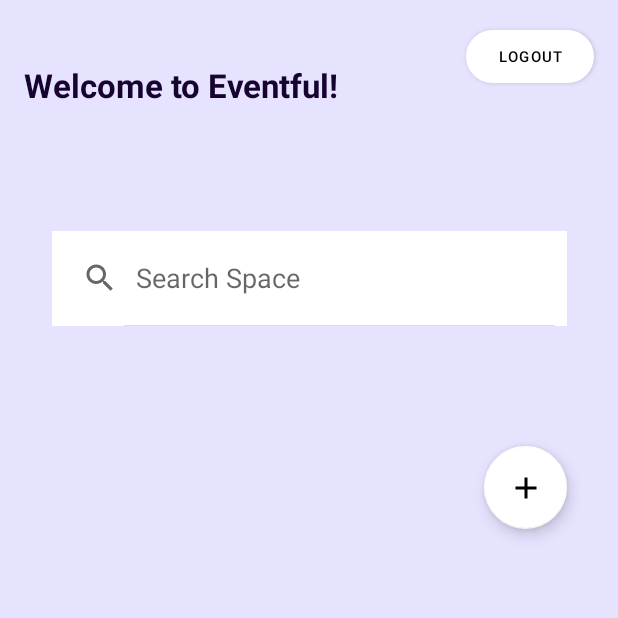
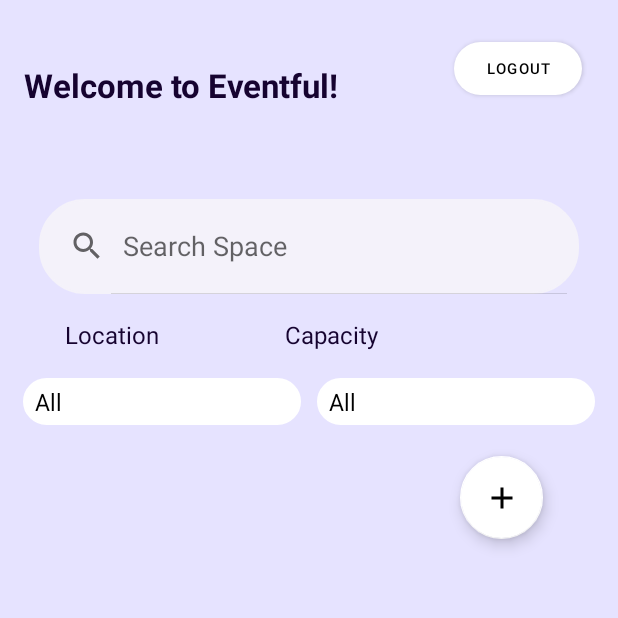
Before and after one commit to HessahAlsubaie/IT320Project, an Android app: the home screen opened directly, with no data from a screen before it, on a phone screen of 412 x 824 dp, the top half of it. Run offline under Robolectric (Android 15) with nearby library versions, the phone set to English and light mode, and no system bars.

Commit message:
Final edits & search function is done

```diff
--- a/app/src/main/java/com/example/it320project/Space.java
+++ b/app/src/main/java/com/example/it320project/Space.java
@@ -29,6 +29,7 @@ public class Space {
         this.photoData = photoData;
 
     }
+
 
     public String getName() {
         return Name;
--- a/app/src/main/java/com/example/it320project/home.java
+++ b/app/src/main/java/com/example/it320project/home.java
@@ -7,13 +7,20 @@ import androidx.recyclerview.widget.RecyclerView;
 import android.content.Intent;
 import android.os.Bundle;
 import android.service.controls.actions.FloatAction;
+import android.view.Menu;
+import android.view.MenuInflater;
+import android.view.MenuItem;
 import android.view.View;
+import android.widget.ArrayAdapter;
 import android.widget.Button;
+import android.widget.SearchView;
+import android.widget.Spinner;
 import android.widget.Toast;
 
 import com.google.android.material.floatingactionbutton.FloatingActionButton;
 
 import java.util.ArrayList;
+import java.util.Arrays;
 import java.util.List;
 
 public class home extends AppCompatActivity {
@@ -34,18 +41,28 @@ public class home extends AppCompatActivity {
         super.onCreate(savedInstanceState);
         setContentView(R.layout.activity_home);
 
-        logOutBtn= findViewById(R.id.logoutBtn);
-        addBtn= findViewById(R.id.Addbtn);
+        logOutBtn = findViewById(R.id.logoutBtn);
+        addBtn = findViewById(R.id.Addbtn);
 
         db = new MyDatabaseHelper(this);
         spaceList = db.getAllSpaces();
-        rv= findViewById(R.id.rwMain);
+        rv = findViewById(R.id.rwMain);
         rv.setHasFixedSize(true);
-        layoutManager= new LinearLayoutManager(this);
+        layoutManager = new LinearLayoutManager(this);
         rv.setLayoutManager(layoutManager);
-        spaceAdapter = new SpaceListAdapter(this, spaceList,rv);
+        spaceAdapter = new SpaceListAdapter(this, spaceList, rv);
         rv.setAdapter(spaceAdapter);
 
+
+        Spinner spinner = findViewById(R.id.spinnerLoc);
+        List<String> filterOptions = Arrays.asList("All", "North of Riyadh", "South of Riyadh", "West of Riyadh", "East of Riyadh");
+        ArrayAdapter<String> adapter = new ArrayAdapter<>(this, android.R.layout.simple_spinner_dropdown_item, filterOptions);
+        spinner.setAdapter(adapter);
+
+        Spinner spinner2 = findViewById(R.id.spinnerCap);
+        List<String> filterOptions2 = Arrays.asList("All", "10-20", "20-30", "30-40", "40 and more");
+        ArrayAdapter<String> adapter2 = new ArrayAdapter<>(this, android.R.layout.simple_spinner_dropdown_item, filterOptions2);
+        spinner2.setAdapter(adapter2);
 
         logOutBtn.setOnClickListener(new View.OnClickListener() {
             @Override
@@ -66,7 +83,19 @@ public class home extends AppCompatActivity {
             }
         });
 
+        SearchView searchView = findViewById(R.id.search_bar);
+        searchView.setOnQueryTextListener(new SearchView.OnQueryTextListener() {
+            @Override
+            public boolean onQueryTextSubmit(String query) {
+                return false;
+            }
+            @Override
+            public boolean onQueryTextChange(String newText) {
+                List<Space> matchingSpaces = db.searchSpaces(newText);
+                spaceAdapter.setData(matchingSpaces);
+                return true;
+            }
+        });
 
-    }
 
-}
+    }}
--- a/app/src/main/java/com/example/it320project/signup.java
+++ b/app/src/main/java/com/example/it320project/signup.java
@@ -13,10 +13,6 @@ public class signup extends AppCompatActivity {
 
     Button signBtn;
     EditText username, password, email,phoneNumber;
-
-
-
-
 
     usersDatabase DB;
 
--- a/app/src/main/res/drawable/custom_button.xml
+++ b/app/src/main/res/drawable/custom_button.xml
@@ -1,6 +1,6 @@
 <?xml version="1.0" encoding="utf-8"?>
 <shape xmlns:android="http://schemas.android.com/apk/res/android" android:shape="rectangle">
-    <solid android:color="#160330"/>
+    <solid android:color="#6058A9"/>
     <corners android:radius="20dp"/>
 
 </shape>
--- /dev/null
+++ b/app/src/main/res/drawable/custom_spinner_background.xml
@@ -0,0 +1,7 @@
+<?xml version="1.0" encoding="utf-8"?>
+<shape xmlns:android="http://schemas.android.com/apk/res/android">
+    <solid android:color="@color/white" />
+    <corners android:radius="30dp" /> <!-- Change the radius here -->
+    <stroke android:width="1dp" android:color="@color/white"/>
+
+</shape>
--- a/app/src/main/res/drawable/rounded_background.xml
+++ b/app/src/main/res/drawable/rounded_background.xml
@@ -1,8 +1,6 @@
 <?xml version="1.0" encoding="utf-8"?>
 <shape xmlns:android="http://schemas.android.com/apk/res/android"
-    android:shape="rectangle">
-    <corners android:radius="60dp"/>
-
-
-    <stroke android:width="1dp" android:color="@color/white"/>
+    android:shape="rectangle" android:tint="#F4F2FA">
+    <corners android:radius="30dp"/>
+    <stroke android:width="1dp" />
 </shape>
--- a/app/src/main/res/layout/activity_home.xml
+++ b/app/src/main/res/layout/activity_home.xml
@@ -21,54 +21,61 @@
         app:layout_constraintStart_toStartOf="parent"
         app:layout_constraintTop_toTopOf="parent" />
 
+
     <Button
         android:id="@+id/logoutBtn"
         android:layout_width="85dp"
         android:layout_height="35dp"
         android:layout_marginStart="44dp"
-        android:layout_marginTop="20dp"
+        android:layout_marginTop="24dp"
         android:layout_marginEnd="24dp"
+        android:layout_marginBottom="65dp"
         android:background="@drawable/custom_button"
         android:text="Logout"
         android:textColor="@color/black"
         android:textSize="10dp"
-        app:backgroundTint='@color/white'
+        app:backgroundTint="@color/white"
+        app:layout_constraintBottom_toTopOf="@+id/search_bar"
         app:layout_constraintEnd_toEndOf="parent"
-        app:layout_constraintHorizontal_bias="0.2"
+        app:layout_constraintHorizontal_bias="1.0"
         app:layout_constraintStart_toEndOf="@+id/textEventful"
         app:layout_constraintTop_toTopOf="parent" />
 
-
     <SearchView
         android:id="@+id/search_bar"
-        android:layout_width="343dp"
+        android:layout_width="360dp"
         android:layout_height="63dp"
         android:layout_marginStart="34dp"
         android:layout_marginTop="28dp"
         android:layout_marginEnd="34dp"
         android:layout_marginBottom="36dp"
-        android:background="@color/white"
+        android:background="@drawable/rounded_background"
         android:iconifiedByDefault="false"
-        android:queryHint="Search Space "
+        android:queryHint="Search Space"
+        app:backgroundTint="@color/white"
         app:layout_constraintBottom_toTopOf="@+id/Addbtn"
         app:layout_constraintEnd_toEndOf="parent"
         app:layout_constraintStart_toStartOf="parent"
         app:layout_constraintTop_toBottomOf="@+id/textEventful">
 
+
     </SearchView>
+
 
     <com.google.android.material.floatingactionbutton.FloatingActionButton
         android:id="@+id/Addbtn"
         android:layout_width="58dp"
         android:layout_height="55dp"
-        android:layout_marginStart="322dp"
-        android:layout_marginEnd="34dp"
-        android:layout_marginBottom="10dp"
+        android:layout_marginStart="5dp"
+        android:layout_marginTop="49dp"
+        android:layout_marginEnd="50dp"
+        android:layout_marginBottom="12dp"
         android:clickable="true"
         app:backgroundTint="#FFFFFF"
         app:layout_constraintBottom_toTopOf="@+id/rwMain"
         app:layout_constraintEnd_toEndOf="parent"
-        app:layout_constraintStart_toStartOf="parent"
+        app:layout_constraintStart_toEndOf="@+id/spinnerCap"
+        app:layout_constraintTop_toBottomOf="@+id/search_bar"
         app:rippleColor="#EAE6E6"
         app:srcCompat="@drawable/baseline_add_24" />
 
@@ -76,12 +83,70 @@
         android:id="@+id/rwMain"
         android:layout_width="412dp"
         android:layout_height="413dp"
-        android:layout_marginBottom="48dp"
+        android:layout_marginBottom="16dp"
         android:scrollbars='vertical'
         app:layout_constraintBottom_toBottomOf="parent"
         app:layout_constraintEnd_toEndOf="parent"
         app:layout_constraintHorizontal_bias="1.0"
+        app:layout_constraintStart_toStartOf="parent" />
+
+    <LinearLayout
+        android:layout_width="match_parent"
+        android:layout_height="wrap_content"
+        android:layout_marginTop="14dp"
+        android:orientation="horizontal"
+        android:weightSum="2"
+        android:layout_marginLeft="15dp"
+        android:layout_marginRight="15dp"
+        app:layout_constraintBottom_toTopOf="@+id/rwMain"
+        app:layout_constraintEnd_toEndOf="parent"
+        app:layout_constraintHorizontal_bias="0.0"
         app:layout_constraintStart_toStartOf="parent"
-        />
+        app:layout_constraintTop_toBottomOf="@+id/textView2"
+        app:layout_constraintVertical_bias="0.034">
+
+        <Spinner
+            android:id="@+id/spinnerLoc"
+            android:layout_width="0dp"
+            android:layout_height="31dp"
+            android:layout_marginEnd="5dp"
+            android:layout_weight="1"
+            android:background="@drawable/custom_spinner_background" />
+
+        <Spinner
+            android:id="@+id/spinnerCap"
+            android:layout_width="0dp"
+            android:layout_height="31dp"
+            android:layout_marginStart="5dp"
+            android:layout_weight="1"
+            android:background="@drawable/custom_spinner_background" />
+
+    </LinearLayout>
+
+    <TextView
+        android:id="@+id/textView2"
+        android:layout_width="wrap_content"
+        android:layout_height="wrap_content"
+        android:layout_marginStart="43dp"
+        android:layout_marginTop="16dp"
+        android:text="Location"
+        android:textColor="#160330"
+        android:textSize="16dp"
+        app:layout_constraintStart_toStartOf="parent"
+        app:layout_constraintTop_toBottomOf="@+id/search_bar" />
+
+    <TextView
+        android:id="@+id/textView3"
+        android:layout_width="wrap_content"
+        android:layout_height="wrap_content"
+        android:layout_marginStart="92dp"
+        android:layout_marginTop="16dp"
+        android:layout_marginEnd="168dp"
+        android:text="Capacity"
+        android:textColor="#160330"
+        android:textSize="16dp"
+        app:layout_constraintEnd_toEndOf="parent"
+        app:layout_constraintStart_toEndOf="@+id/textView2"
+        app:layout_constraintTop_toBottomOf="@+id/search_bar" />
 
 </androidx.constraintlayout.widget.ConstraintLayout>
--- a/app/src/main/res/layout/activity_main.xml
+++ b/app/src/main/res/layout/activity_main.xml
@@ -10,11 +10,12 @@
     <Button
         android:id="@+id/login_button"
         android:layout_width="150dp"
-        android:layout_height="40dp"
+        android:layout_height="50dp"
         android:layout_marginTop="24dp"
         android:layout_marginBottom="24dp"
         android:background="@drawable/custom_button"
         android:text="Login"
+        android:textSize="17dp"
         android:textAllCaps="false"
         android:textColor="@color/black"
         android:visibility="visible"
@@ -28,11 +29,12 @@
     <Button
         android:id="@+id/signup_button"
         android:layout_width="150dp"
-        android:layout_height="40dp"
+        android:layout_height="50dp"
         android:layout_marginTop="8dp"
         android:layout_marginBottom="108dp"
         android:background="@drawable/custom_button"
         android:text="sign up"
+        android:textSize="17dp"
         android:textAllCaps="false"
         android:textColor="@color/black"
         app:backgroundTint="#FFFFFF"
--- a/app/src/main/res/layout/activity_signup.xml
+++ b/app/src/main/res/layout/activity_signup.xml
@@ -162,7 +162,7 @@
         android:background="@drawable/custom_button"
         android:text="Sign up"
         android:textSize="15dp"
-        app:backgroundTint="#6058A9"
+        app:backgroundTint="#160330"
         app:layout_constraintBottom_toBottomOf="parent"
         app:layout_constraintEnd_toEndOf="parent"
         app:layout_constraintStart_toStartOf="parent"
```
Also changed, not shown: app/src/main/java/com/example/it320project/Add.java (+25 -1 lines), app/src/main/java/com/example/it320project/MyDatabaseHelper.java (+40 -3 lines), app/src/main/java/com/example/it320project/SpaceListAdapter.java (+8 -1 lines), app/src/main/res/layout/activity_login.xml (+4 -3 lines), app/src/main/res/layout/single_item.xml (+38 -35 lines).
